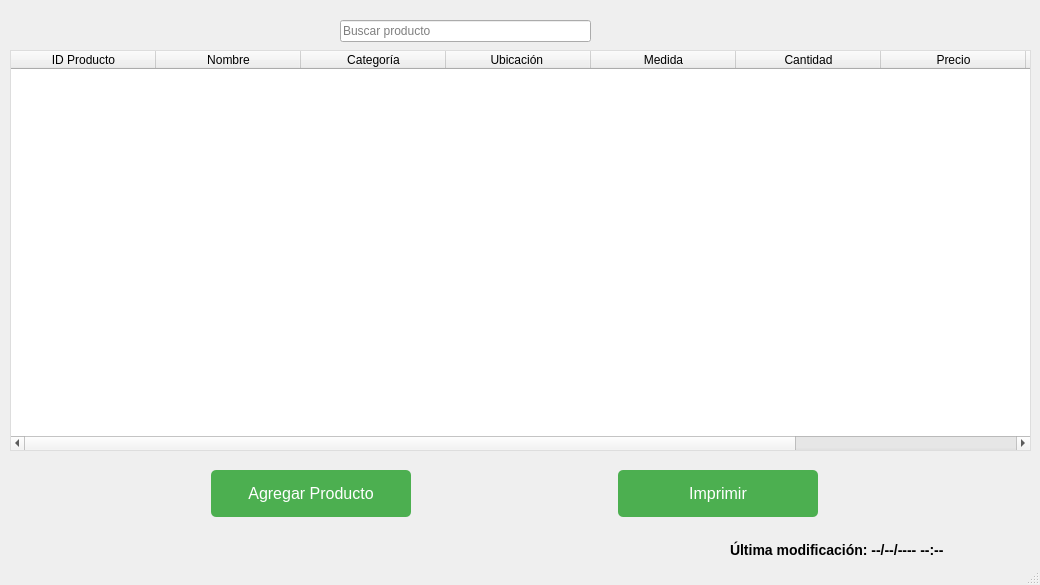
Qt form ui/designer/productos.ui (FranciscoAntonelli/vivero-app) before a commit.
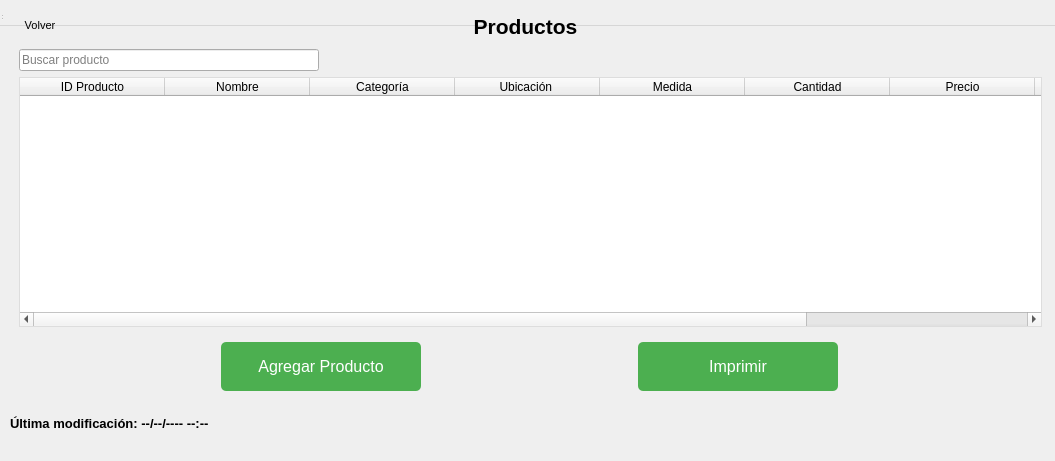
The same form after that commit. Icons and pictures are not drawn.

The edit to the form file:
```diff
--- a/ui/designer/productos.ui
+++ b/ui/designer/productos.ui
@@ -1,26 +1,20 @@
 <?xml version="1.0" encoding="UTF-8"?>
 <ui version="4.0">
- <class>MainWindow</class>
- <widget class="QMainWindow" name="MainWindow">
+ <class>Widget</class>
+ <widget class="QWidget" name="Widget">
   <property name="geometry">
    <rect>
     <x>0</x>
     <y>0</y>
-    <width>1040</width>
-    <height>585</height>
+    <width>1055</width>
+    <height>461</height>
    </rect>
   </property>
   <property name="windowTitle">
    <string>Gestión de Productos</string>
   </property>
   <property name="styleSheet">
-   <string notr="true">QPushButton {
-    background-color: #4CAF50;
-    color: white;
-    font-size: 16px;
-    padding: 10px 20px;
-    border-radius: 5px;
-}
+   <string notr="true">
 QTableWidget {
     border: 1px solid #ddd;
     font-size: 14px;
@@ -30,40 +24,38 @@
     font-size: 14px;
 }</string>
   </property>
-  <widget class="QWidget" name="centralwidget">
-   <widget class="QWidget" name="widget_2" native="true">
+  <widget class="QWidget" name="widgetContenido" native="true">
     <property name="geometry">
      <rect>
       <x>10</x>
-      <y>570</y>
-      <width>1021</width>
-      <height>67</height>
-     </rect>
-    </property>
-   </widget>
+     <y>40</y>
+     <width>1041</width>
+     <height>411</height>
+    </rect>
+   </property>
+   <layout class="QVBoxLayout" name="verticalLayout_2">
+    <item>
+     <widget class="QWidget" name="widget_3" native="true">
+      <layout class="QVBoxLayout" name="verticalLayout">
+       <item>
    <widget class="QLineEdit" name="buscarProducto">
-    <property name="geometry">
-     <rect>
-      <x>340</x>
-      <y>20</y>
-      <width>251</width>
-      <height>22</height>
-     </rect>
+         <property name="sizePolicy">
+          <sizepolicy hsizetype="Fixed" vsizetype="Fixed">
+           <horstretch>0</horstretch>
+           <verstretch>0</verstretch>
+          </sizepolicy>
+         </property>
+         <property name="maximumSize">
+          <size>
+           <width>300</width>
+           <height>16777215</height>
+          </size>
     </property>
     <property name="placeholderText">
      <string>Buscar producto</string>
     </property>
    </widget>
-   <widget class="QWidget" name="widget_3" native="true">
-    <property name="geometry">
-     <rect>
-      <x>10</x>
-      <y>50</y>
-      <width>1021</width>
-      <height>401</height>
-     </rect>
-    </property>
-    <layout class="QVBoxLayout" name="verticalLayout">
+       </item>
      <item>
       <widget class="QTableWidget" name="tabla_productos">
        <property name="sizePolicy">
@@ -78,6 +70,21 @@
          <height>250</height>
         </size>
        </property>
+         <property name="styleSheet">
+          <string notr="true">QTableWidget {
+    background-color: white;
+    alternate-background-color: #f6f6f6;
+    gridline-color: transparent;
+}
+
+QTableWidget::item {
+    border-bottom: 1px solid #dcdcdc;
+}
+</string>
+         </property>
+         <property name="alternatingRowColors">
+          <bool>false</bool>
+         </property>
        <property name="columnCount">
         <number>9</number>
        </property>
@@ -133,28 +140,8 @@
      </item>
     </layout>
    </widget>
-   <widget class="QLabel" name="lbl_ultima_modificacion">
-    <property name="geometry">
-     <rect>
-      <x>730</x>
-      <y>540</y>
-      <width>281</width>
-      <height>20</height>
-     </rect>
-    </property>
-    <property name="text">
-     <string>Última modificación: --/--/---- --:--</string>
-    </property>
-   </widget>
-   <widget class="QWidget" name="layoutWidget">
-    <property name="geometry">
-     <rect>
-      <x>10</x>
-      <y>470</y>
-      <width>1011</width>
-      <height>47</height>
-     </rect>
-    </property>
+    </item>
+    <item>
     <layout class="QHBoxLayout" name="horizontalLayout">
      <item>
       <widget class="QPushButton" name="btnAgregar">
@@ -170,6 +157,15 @@
          <height>49</height>
         </size>
        </property>
+        <property name="styleSheet">
+         <string notr="true">QPushButton {
+    background-color: #4CAF50;
+    color: white;
+    font-size: 16px;
+    padding: 10px 20px;
+    border-radius: 5px;
+}</string>
+        </property>
        <property name="text">
         <string>Agregar Producto</string>
        </property>
@@ -189,25 +185,136 @@
          <height>49</height>
         </size>
        </property>
+        <property name="styleSheet">
+         <string notr="true">QPushButton {
+    background-color: #4CAF50;
+    color: white;
+    font-size: 16px;
+    padding: 10px 20px;
+    border-radius: 5px;
+}</string>
+        </property>
        <property name="text">
         <string>Imprimir</string>
        </property>
       </widget>
      </item>
     </layout>
-   </widget>
+    </item>
+    <item>
+     <widget class="QLabel" name="lbl_ultima_modificacion">
+      <property name="font">
+       <font>
+        <family>Arial</family>
+        <weight>75</weight>
+        <bold>true</bold>
+       </font>
+      </property>
+      <property name="text">
+       <string>&lt;html&gt;&lt;head/&gt;&lt;body&gt;&lt;p&gt;&lt;span style=&quot; font-size:10pt;&quot;&gt;Última modificación: --/--/---- --:--&lt;/span&gt;&lt;/p&gt;&lt;/body&gt;&lt;/html&gt;</string>
+      </property>
+     </widget>
+    </item>
+   </layout>
   </widget>
   <widget class="QMenuBar" name="menubar">
    <property name="geometry">
     <rect>
      <x>0</x>
      <y>0</y>
-     <width>1040</width>
+     <width>1055</width>
      <height>26</height>
     </rect>
    </property>
   </widget>
-  <widget class="QStatusBar" name="statusbar"/>
+  <widget class="QStatusBar" name="statusbar">
+   <property name="geometry">
+    <rect>
+     <x>0</x>
+     <y>0</y>
+     <width>3</width>
+     <height>21</height>
+    </rect>
+   </property>
+  </widget>
+  <widget class="QPushButton" name="btn_volver">
+   <property name="geometry">
+    <rect>
+     <x>-10</x>
+     <y>10</y>
+     <width>100</width>
+     <height>30</height>
+    </rect>
+   </property>
+   <property name="sizePolicy">
+    <sizepolicy hsizetype="Fixed" vsizetype="Fixed">
+     <horstretch>0</horstretch>
+     <verstretch>0</verstretch>
+    </sizepolicy>
+   </property>
+   <property name="minimumSize">
+    <size>
+     <width>100</width>
+     <height>30</height>
+    </size>
+   </property>
+   <property name="maximumSize">
+    <size>
+     <width>120</width>
+     <height>32</height>
+    </size>
+   </property>
+   <property name="font">
+    <font>
+     <family>Arial</family>
+    </font>
+   </property>
+   <property name="styleSheet">
+    <string notr="true">QPushButton {
+    padding: 4px 10px;
+    font-size: 11px;
+    background: transparent;
+    border: none;
+}
+
+QPushButton:hover {
+    color: #2e7d32;  
+}</string>
+   </property>
+   <property name="text">
+    <string>Volver</string>
+   </property>
+   <property name="icon">
+    <iconset>
+     <normaloff>../../resources/icons/back.png</normaloff>../../resources/icons/back.png</iconset>
+   </property>
+   <property name="iconSize">
+    <size>
+     <width>16</width>
+     <height>16</height>
+    </size>
+   </property>
+  </widget>
+  <widget class="QLabel" name="label">
+   <property name="geometry">
+    <rect>
+     <x>90</x>
+     <y>10</y>
+     <width>871</width>
+     <height>33</height>
+    </rect>
+   </property>
+   <property name="font">
+    <font>
+     <family>Arial</family>
+     <weight>75</weight>
+     <bold>true</bold>
+    </font>
+   </property>
+   <property name="text">
+    <string>&lt;html&gt;&lt;head/&gt;&lt;body&gt;&lt;p align=&quot;center&quot;&gt;&lt;span style=&quot; font-size:16pt;&quot;&gt;Productos&lt;/span&gt;&lt;/p&gt;&lt;/body&gt;&lt;/html&gt;</string>
+   </property>
+  </widget>
  </widget>
  <resources/>
  <connections/>
```
Lines whose indentation alone changed are shown as unchanged.
